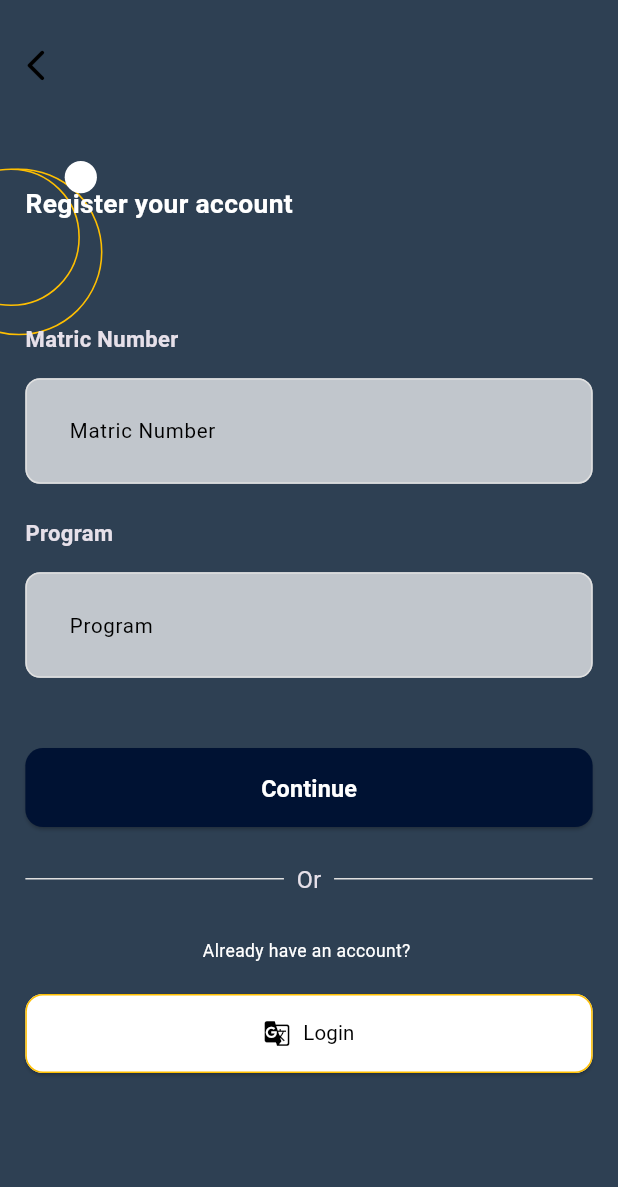
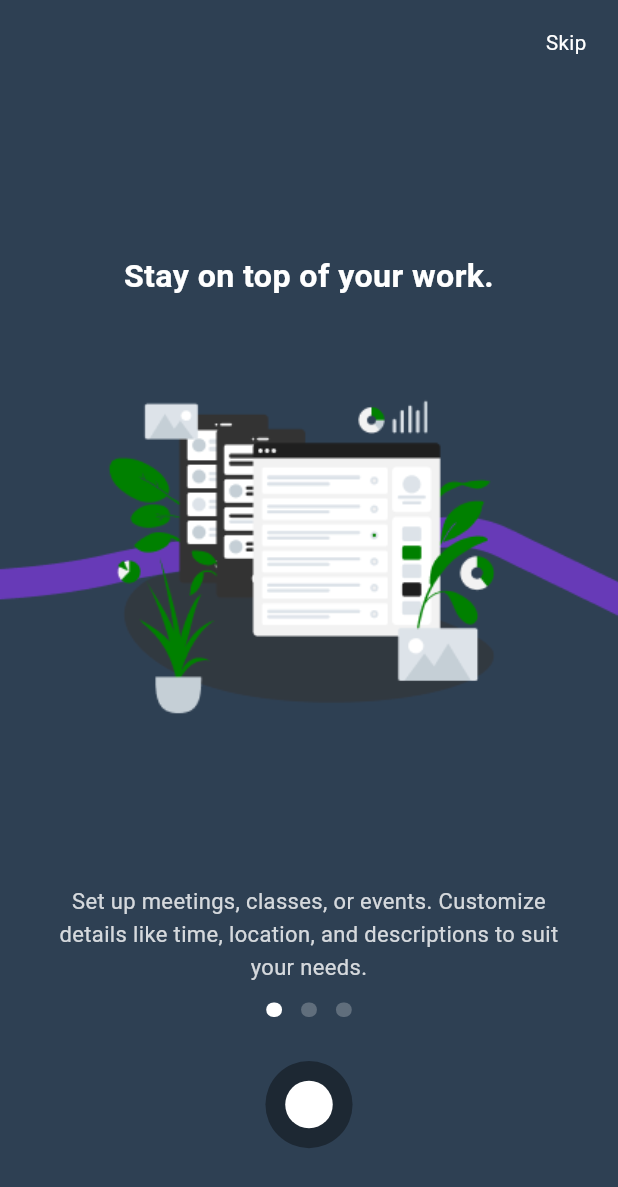
Before and after one commit to Alpha-Ronald/mobile_simpli_plan, a Flutter app: the screen it shows after launch, on a phone screen of 412 x 824 dp. Shown: the top 1187 px of the screen. Run offline on Flutter 3.47's test engine with Material 3 defaults, Android fonts, the phone set to English and light mode, and no system bars; drawn by our look-alikes of smooth_page_indicator; our stand-ins replace firebase_core, flutter_native_splash, flutter_riverpod, flutter_screenutil; accounts and stored records are empty.

Commit message:
Onboarding screens

```diff
--- a/lib/features/authentication/sign_up_screen2.dart
+++ b/lib/features/authentication/sign_up_screen2.dart
@@ -5,18 +5,18 @@ import 'package:flutter_screenutil/flutter_screenutil.dart';
 import '../widgets/custom_background.dart';
 import '../widgets/custom_button.dart';
 import '../widgets/custom_text_field.dart';
-
+import '../widgets/onboarding_screen_structure.dart';
 
 class SignUpScreen2 extends ConsumerWidget {
   SignUpScreen2({super.key});
 
   final TextEditingController emailController = TextEditingController();
   final TextEditingController passwordController = TextEditingController();
-  final TextEditingController confirmPasswordController = TextEditingController();
+  final TextEditingController confirmPasswordController =
+      TextEditingController();
 
   @override
   Widget build(BuildContext context, WidgetRef ref) {
-
     return CustomBackground(
       mainText: "Complete Sign Up",
       child: SingleChildScrollView(
@@ -69,7 +69,9 @@ class SignUpScreen2 extends ConsumerWidget {
               child: Align(
                 alignment: Alignment.centerRight,
                 child: GestureDetector(
-                    onTap: (){ Navigator.pushNamed(context, "/resetPassword1");},
+                    onTap: () {
+                      Navigator.pushNamed(context, "/resetPassword1");
+                    },
                     child: Text(
                       'Forgot Password?',
                       style: TextStyle(
@@ -81,11 +83,14 @@ class SignUpScreen2 extends ConsumerWidget {
             ),
             SizedBox(height: 24.h),
             Padding(
-              padding:  EdgeInsets.only(left:16.0.w,right: 16.w),
+              padding: EdgeInsets.only(left: 16.0.w, right: 16.w),
               child: CustomButton(
-                onPressed: (){},
+                onPressed: // (){},
+                    () {
+
+                },
                 backgroundColor: const Color(0xFF001233),
-                child:Text(
+                child: Text(
                   "Sign Up",
                   style: TextStyle(
                       color: Colors.white,
@@ -96,70 +101,6 @@ class SignUpScreen2 extends ConsumerWidget {
             ),
 
             SizedBox(height: 24.h),
-            //
-            // Padding(
-            //   padding:EdgeInsets.only(left: 16.w, right:16.w),
-            //   child: Row(
-            //     children: [
-            //       Expanded(
-            //         child: Divider(
-            //           color: Colors.grey[300], // Adjust color as needed
-            //         ),
-            //       ),
-            //       Padding(
-            //         padding: EdgeInsets.symmetric(horizontal: 8.w),
-            //         child: Text(
-            //           "Or",
-            //           style: TextStyle(fontSize: 16.sp, fontWeight: FontWeight.w400),
-            //         ),
-            //       ),
-            //       Expanded(
-            //         child: Divider(
-            //           color: Colors.grey[300], // Adjust color as needed
-            //         ),
-            //       ),
-            //     ],
-            //   ),
-            // ),
-            //
-            // SizedBox(height: 30.h),
-            // Align(
-            //   alignment: Alignment.center,
-            //   child: GestureDetector(
-            //     onTap: () {     Navigator.pushNamed(context, "/signup");
-            //     },
-            //     child: Text(
-            //       "Already have an account? ",
-            //       style: TextStyle(fontSize: 12.sp, color: Colors.white, fontWeight: FontWeight.w400),
-            //
-            //     ),
-            //
-            //   ),
-            // ),
-            // SizedBox(height: 20.h),
-            //
-            // Padding(
-            //   padding:  EdgeInsets.only(left:16.0.w,right: 16.w),
-            //   child: CustomButton(
-            //     onPressed: () {
-            //       // Handle Google sign-up logic here
-            //     },
-            //     backgroundColor: Colors.white,
-            //     borderColor: const Color(0xFFFFBF00),
-            //     child: Row(
-            //       mainAxisAlignment: MainAxisAlignment.center,
-            //       children: [
-            //         Icon(Icons.g_translate, color: Colors.black),
-            //         SizedBox(width: 8.w),
-            //         Text(
-            //           "Login",
-            //           style: TextStyle(fontSize: 14.sp, fontWeight: FontWeight.w400, color: Colors.black),
-            //         ),
-            //       ],
-            //     ),
-            //   ),
-            // ),
-
           ],
         ),
       ),
--- a/lib/features/onboarding_screens/first_screen.dart
+++ b/lib/features/onboarding_screens/first_screen.dart
@@ -3,6 +3,7 @@ import 'package:flutter_screenutil/flutter_screenutil.dart';
 
 import '../../main.dart';
 import '../authentication/sign_up_screen1.dart';
+import 'onboarding_screen.dart';
 
 class IntroScreen extends StatefulWidget {
   const IntroScreen({super.key});
@@ -32,7 +33,7 @@ class _IntroScreenState extends State<IntroScreen> with SingleTickerProviderStat
     Future.delayed(const Duration(seconds: 3), () {
       Navigator.pushReplacement(
         context,
-        MaterialPageRoute(builder: (context) => SignUpScreen1(),),
+        MaterialPageRoute(builder: (context) => OnboardingScreen(),),
       );
     });
   }
--- /dev/null
+++ b/lib/features/onboarding_screens/onboarding_screen.dart
@@ -0,0 +1,150 @@
+import 'package:flutter/material.dart';
+import 'package:smooth_page_indicator/smooth_page_indicator.dart';
+import 'package:flutter_screenutil/flutter_screenutil.dart';
+import '../authentication/sign_up_screen1.dart';
+import '../widgets/onboarding_screen_structure.dart';
+
+class OnboardingScreen extends StatefulWidget {
+  const OnboardingScreen({super.key});
+  @override
+  State<OnboardingScreen> createState() => _OnboardingScreenState();
+}
+class _OnboardingScreenState extends State<OnboardingScreen> {
+  final controller = PageController();
+  int currentIndex = 0;
+
+  final pages = const [
+    OnboardingPage(
+      imagePath: 'assets/images/onboarding1.png',
+      title: 'Stay on top of your work.',
+      description:
+      'Set up meetings, classes, or events. Customize details like time, location, and descriptions to suit your needs.',
+    ),
+    OnboardingPage(
+      imagePath: 'assets/images/onboarding2.png',
+      title: 'Get organized.',
+      description:
+      'Stay organized with a clear overview of all your upcoming events. Easily edit or update details whenever you need.',
+    ),
+    OnboardingPage(
+      imagePath: 'assets/images/onboarding3.png',
+      title: 'Receive reminders.',
+      description:
+      'Stay on top of your schedule with timely reminders so you never miss anything important.',
+    ),
+  ];
+
+  void skipToEnd() {
+    controller.animateToPage(
+      pages.length - 1,
+      duration: const Duration(milliseconds: 400),
+      curve: Curves.easeInOut,
+    );
+  }
+
+  void goNext() {
+    if (currentIndex < pages.length - 1) {
+      controller.nextPage(
+        duration: const Duration(milliseconds: 300),
+        curve: Curves.easeInOut,
+      );
+    } else {
+        Navigator.push(
+          context,
+          MaterialPageRoute(
+              builder: (context) =>SignUpScreen1()));
+    }
+  }
+
+  @override
+  void dispose() {
+    controller.dispose();
+    super.dispose();
+  }
+
+  @override
+  Widget build(BuildContext context) {
+    return Scaffold(
+      backgroundColor: const Color(0xFF2E4053),
+      body: SafeArea(
+        child: Stack(
+          children: [
+            PageView(
+              controller: controller,
+              onPageChanged: (index) {
+                setState(() {
+                  currentIndex = index;
+                });
+              },
+              children: pages,
+            ),
+            Positioned(
+              top: 20.h,
+              right: 20.w,
+              child: currentIndex < pages.length - 1
+                  ? GestureDetector(
+                onTap: skipToEnd,
+                child: Text(
+                  'Skip',
+                  style: TextStyle(
+                    color: Colors.white,
+                    fontSize: 14.sp,
+                    decoration: TextDecoration.none,
+                  ),
+                ),
+              )
+                  : const SizedBox(),
+            ),
+            Positioned(
+              bottom: 60.h,
+              left: 0,
+              right: 0,
+              child: Column(
+                children: [
+                  SmoothPageIndicator(
+                    controller: controller,
+                    count: pages.length,
+                    effect: WormEffect(
+                      dotHeight: 10.h,
+                      dotWidth: 10.w,
+                      spacing: 12.w,
+                      activeDotColor: Colors.white,
+                      dotColor: Colors.white24,
+                    ),
+                  ),
+                  SizedBox(height: 30.h),
+                  GestureDetector(
+                    onTap: goNext,
+                    child: Center(
+                      child: Container(
+                        width: 55.w,
+                        height: 55.w,
+                        decoration: BoxDecoration(
+                          shape: BoxShape.circle,
+                          color: Colors.black38
+                          //border: Border.all(color: Colors.black, width: 3),
+                        ),
+                        child:Center(
+                          child: Container(
+                            width: 30.w,
+                            height: 30.w,
+                            decoration: BoxDecoration(
+                              shape: BoxShape.circle,
+                              color: Colors.white,
+                              //border: Border.all(color: Colors.black, width: 3),
+                            ),
+                            //child: const Icon(Icons.arrow_forward, color: Colors.black),
+                          ),
+                        ),
+                      ),
+                    ),
+                  ),
+                ],
+              ),
+            ),
+          ],
+        ),
+      ),
+    );
+  }
+}
--- /dev/null
+++ b/lib/features/widgets/onboarding_screen_structure.dart
@@ -0,0 +1,80 @@
+import 'package:flutter/material.dart';
+import 'package:flutter_screenutil/flutter_screenutil.dart';
+
+class OnboardingPage extends StatelessWidget {
+  final String imagePath;
+  final String title;
+  final String description;
+
+  const OnboardingPage({
+    super.key,
+    required this.imagePath,
+    required this.title,
+    required this.description,
+  });
+
+  @override
+  Widget build(BuildContext context) {
+    return Container(
+      color: const Color(0xFF2E4053),
+      width: double.infinity,
+
+      child: Column(
+        mainAxisAlignment: MainAxisAlignment.center,
+        children: [
+
+          Text(
+            title,
+            textAlign: TextAlign.center,
+            style: TextStyle(
+              fontSize: 22.sp,
+              fontWeight: FontWeight.w600,
+              color: Colors.white,
+              decoration: TextDecoration.none,
+            ),
+          ),
+          SizedBox(height: 50.h),
+          Stack(
+
+            children: [
+              Center(
+                child: Image.asset(
+                  'assets/images/onboardingbackground.png',
+                  height: 330.h,
+                  fit: BoxFit.contain,
+
+                ),
+              ),
+              Padding(
+                padding:  EdgeInsets.symmetric(horizontal: 24.w),
+                child: Center(
+                  child: Image.asset(
+                  imagePath,
+                  height: 260.h,
+                  fit: BoxFit.contain,
+                              ),
+                ),
+              ),
+
+            ]
+          ),
+
+          SizedBox(height: 20.h),
+          Padding(
+            padding:  EdgeInsets.symmetric(horizontal: 24.w),
+            child: Text(
+              description,
+              textAlign: TextAlign.center,
+              style: TextStyle(
+                decoration: TextDecoration.none,
+                fontSize: 15.sp,
+                color: Colors.white.withOpacity(0.8),
+                height: 1.5,
+              ),
+            ),
+          ),
+        ],
+      ),
+    );
+  }
+}
```
Also changed, not shown: pubspec.yaml (+23 -3 lines), assets/images/onboarding1.png (added), assets/images/onboarding2.png (added), assets/images/onboarding3.png (added), assets/images/onboardingbackground.png (added).
